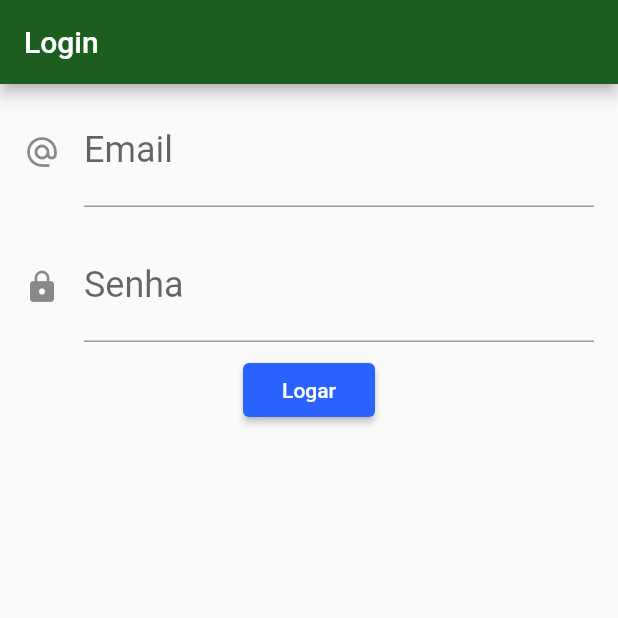
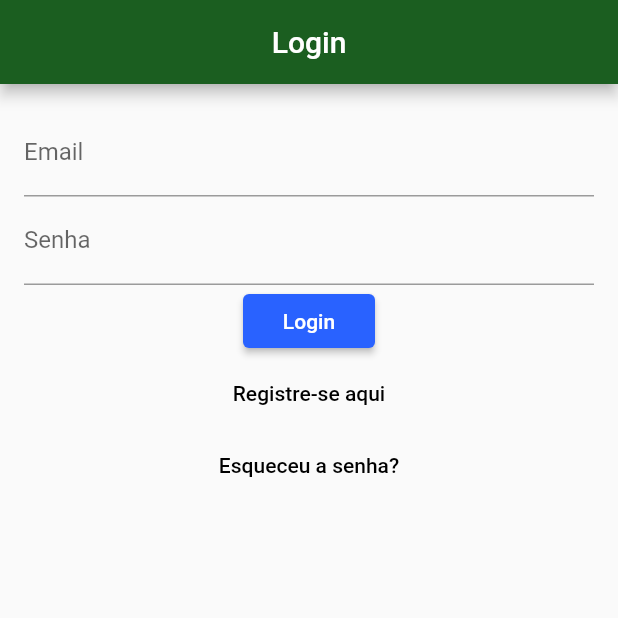
Before and after one commit to denerkr/Green_Share, a Flutter app: the screen it shows after launch, on a phone screen of 412 x 824 dp, the top half of it. Run offline on Flutter 3.47's test engine with Material 2 defaults, Android fonts, the phone set to English and light mode, and no system bars.

Commit message:
login mais completo

```diff
--- a/lib/main.dart
+++ b/lib/main.dart
@@ -1,3 +1,4 @@
+import 'package:GreenShare/screens/login/logincompelto.dart';
 import 'package:GreenShare/screens/login/telalogin.dart';
 import 'package:GreenShare/screens/transferencia/lista.dart';
 import 'package:flutter/material.dart';
@@ -17,7 +18,7 @@ class GreenShareApp extends StatelessWidget {
         ),
       ),
       debugShowCheckedModeBanner: false,
-      home: TelaLogin(),
+      home: LoginPage(),
     );
   }
 }
--- /dev/null
+++ b/lib/screens/login/logincompelto.dart
@@ -0,0 +1,155 @@
+import 'package:GreenShare/models/transferencia.dart';
+import 'package:GreenShare/screens/menu/appmenu.dart';
+import 'package:flutter/material.dart';
+
+class LoginPage extends StatefulWidget {
+  @override
+  State<StatefulWidget> createState() => new _LoginPageState();
+}
+
+// Used for controlling whether the user is loggin or creating an account
+enum FormType {
+  login,
+  register
+}
+
+class _LoginPageState extends State<LoginPage> {
+
+  final TextEditingController _emailFilter = new TextEditingController();
+  final TextEditingController _passwordFilter = new TextEditingController();
+  String _email = "";
+  String _password = "";
+  FormType _form = FormType.login; // our default setting is to login, and we should switch to creating an account when the user chooses to
+
+  _LoginPageState() {
+    _emailFilter.addListener(_emailListen);
+    _passwordFilter.addListener(_passwordListen);
+  }
+
+  void _emailListen() {
+    if (_emailFilter.text.isEmpty) {
+      _email = "";
+    } else {
+      _email = _emailFilter.text;
+    }
+  }
+
+  void _passwordListen() {
+    if (_passwordFilter.text.isEmpty) {
+      _password = "";
+    } else {
+      _password = _passwordFilter.text;
+    }
+  }
+
+  // Swap in between our two forms, registering and logging in
+  void _formChange () async {
+    setState(() {
+      if (_form == FormType.register) {
+        _form = FormType.login;
+      } else {
+        _form = FormType.register;
+      }
+    });
+  }
+
+  @override
+  Widget build(BuildContext context) {
+    return new Scaffold(
+      appBar: _buildBar(context),
+      body: new Container(
+        padding: EdgeInsets.all(16.0),
+        child: new Column(
+          children: <Widget>[
+            _buildTextFields(),
+            _buildButtons(),
+          ],
+        ),
+      ),
+    );
+  }
+
+  Widget _buildBar(BuildContext context) {
+    return new AppBar(
+      title: new Text("Login"),
+      centerTitle: true,
+    );
+  }
+
+  Widget _buildTextFields() {
+    return new Container(
+      child: new Column(
+        children: <Widget>[
+          new Container(
+            child: new TextField(
+              controller: _emailFilter,
+              decoration: new InputDecoration(
+                  labelText: 'Email'
+              ),
+            ),
+          ),
+          new Container(
+            child: new TextField(
+              controller: _passwordFilter,
+              decoration: new InputDecoration(
+                  labelText: 'Senha'
+              ),
+              obscureText: true,
+            ),
+          )
+        ],
+      ),
+    );
+  }
+
+  Widget _buildButtons() {
+    if (_form == FormType.login) {
+      return new Container(
+        child: new Column(
+          children: <Widget>[
+            new RaisedButton(
+              child: new Text('Login'),
+              onPressed: () {
+                final Future<Transferencia> future = Navigator.push(
+                    context, MaterialPageRoute(builder: (context) {
+                  return Menu();
+                }));
+              }),
+            new FlatButton(
+              child: new Text('Registre-se aqui'),
+              onPressed: _formChange,
+            ),
+            new FlatButton(
+              child: new Text('Esqueceu a senha?'),
+              onPressed: _passwordReset,
+            )
+          ],
+        ),
+      );
+    } else {
+      return new Container(
+        child: new Column(
+          children: <Widget>[
+            new RaisedButton(
+              child: new Text('Crie uma conta'),
+              onPressed: _createAccountPressed,
+            ),
+            new FlatButton(
+              child: new Text('Tem uma conta? Logue aqui'),
+              onPressed: _formChange,
+            )
+          ],
+        ),
+      );
+    }
+  }
+
+  void _createAccountPressed () {
+    print('The user wants to create an accoutn with $_email and $_password');
+
+  }
+
+  void _passwordReset () {
+    print("The user wants a password reset request sent to $_email");
+  }
+}
```
